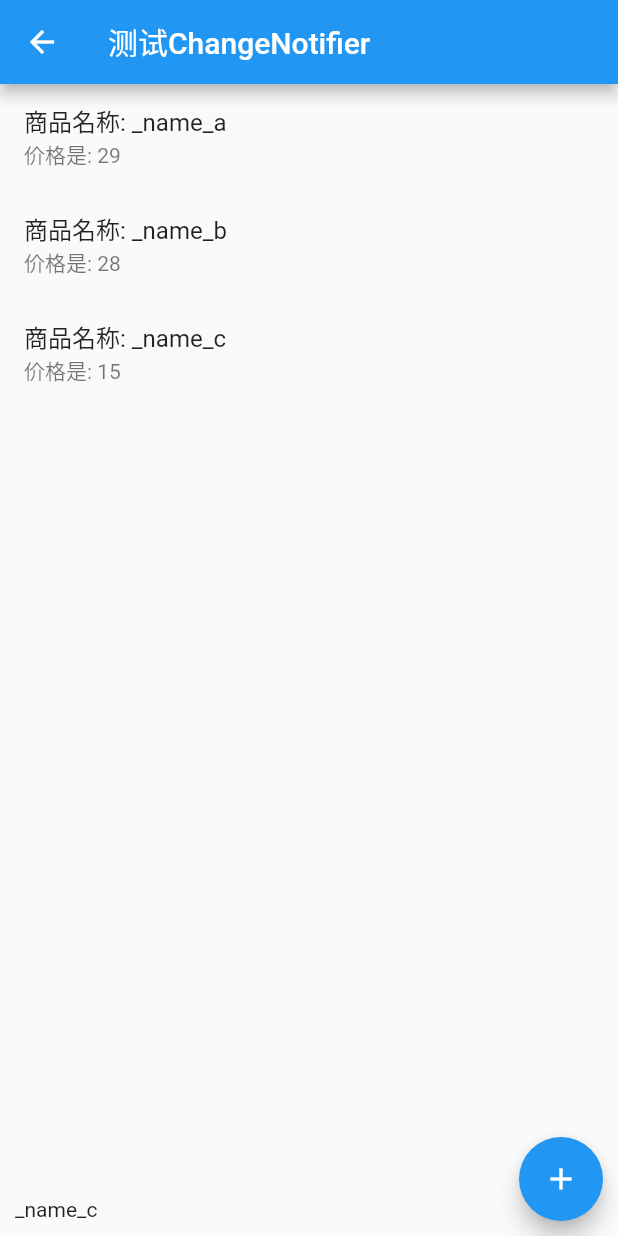
After one commit to beatcodes/flutter-widgets, a Flutter app: the ChangeNotifierScreen screen opened by its route, on a phone screen of 412 x 824 dp. The commit adds this screen. Run offline on Flutter 3.47's test engine with Material 2 defaults, Android fonts, the phone set to English and light mode, and no system bars; our stand-ins replace auto_route.

Commit message:
[Feature]添加provider package, 以支持组件间共享数据,学习了ChangeNotifier, Consumer, MultiProvider 的使用。

```diff
--- /dev/null
+++ b/flutter-widgets-usage/lib/commons/tools/log.dart
@@ -0,0 +1,7 @@
+import 'dart:developer';
+
+class Log {
+  static void i (String msg, [String tag = '##KING']) {
+    log(msg, name: tag);
+  }
+}
--- /dev/null
+++ b/flutter-widgets-usage/lib/datamodel/cart_model.dart
@@ -0,0 +1,33 @@
+import 'package:flutter/foundation.dart';
+
+class CartModel extends ChangeNotifier {
+  List<CartItem> _cartList;
+  CartModel.initCartList(this._cartList);
+
+  List<CartItem> get cartList => _cartList;
+
+  CartModel() : this._cartList = [];
+
+  void addCartItem(CartItem cartItem) {
+    this._cartList?.add(cartItem);
+    notifyListeners();
+  }
+
+  void removeCartItem(CartItem cartItem) {
+    this._cartList?.removeWhere((element) {
+      return element.name == cartItem.name;
+    });
+    notifyListeners();
+  }
+}
+
+class CartItem {
+  int _price;
+  String _name;
+
+  int get price => _price;
+  String get name => _name;
+
+  CartItem(this._price, this._name);
+
+}
--- /dev/null
+++ b/flutter-widgets-usage/lib/learning/change_notifier.dart
@@ -0,0 +1,102 @@
+import 'package:flutter/material.dart';
+import 'package:flutter_app/commons/tools/log.dart';
+import 'package:flutter_app/datamodel/cart_model.dart';
+import 'package:provider/provider.dart';
+
+import 'consumer_widget.dart';
+
+class ChangeNotifierScreen extends StatefulWidget {
+  ChangeNotifierScreen({Key key}) : super(key: key);
+
+  @override
+  _ChangeNotifierScreenState createState() {
+    Log.i('createState');
+    return _ChangeNotifierScreenState();
+  }
+}
+
+class _ChangeNotifierScreenState extends State<ChangeNotifierScreen> {
+
+  List<CartItem> _cartList;
+  CartModel _cartModel;
+
+  List<CartItem> loadCartListFromModel () {
+    return _cartModel?.cartList;
+  }
+
+  List<Widget> getListItems() {
+    List<CartItem> cartList = this.loadCartListFromModel();
+    return cartList.map((item) {
+      return ListTile(
+        title: Text('商品名称: ${item.name}'),
+        subtitle: Text('价格是: ${item.price}'),
+      );
+    }).toList();
+  }
+
+  void addCartItem(CartItem item) {
+    setState(() {
+      _cartModel.addCartItem(item);
+    });
+  }
+
+  @override
+  void initState() {
+    Log.i('initState');
+    super.initState();
+    _cartList = <CartItem>[
+      CartItem(29, '_name_a'),
+      CartItem(28, '_name_b'),
+      CartItem(15, '_name_c'),
+    ];
+    _cartModel = CartModel.initCartList(_cartList);
+  }
+
+  @override
+  void dispose() {
+    Log.i('dispose');
+    super.dispose();
+  }
+
+  @override
+  Widget build(BuildContext context) {
+    Log.i('build');
+    return MultiProvider(
+      providers: [
+        ChangeNotifierProvider(
+          create: (context) {
+            return _cartModel;
+          }
+        )
+      ],
+      child: Scaffold(
+        appBar: AppBar(
+          title: Text('测试ChangeNotifier'),
+        ),
+        body: Stack(
+          children: <Widget>[
+            ListView(
+              children: getListItems(),
+            ),
+            Positioned(
+              bottom: 10,
+              left: 10,
+              child: ConsumerScreen(),
+            ),
+
+            Positioned(
+                bottom: 10,
+                right: 10,
+                child: FloatingActionButton(
+                  onPressed: () {
+                    this.addCartItem(CartItem(RangeValues(10, 80), '苹果'));
+                  },
+                  child: Icon(Icons.add),
+                )
+            )
+          ],
+        )
+      ),
+    );
+  }
+}
--- /dev/null
+++ b/flutter-widgets-usage/lib/learning/consumer_widget.dart
@@ -0,0 +1,14 @@
+import 'package:flutter/material.dart';
+import 'package:flutter_app/datamodel/cart_model.dart';
+import 'package:provider/provider.dart';
+
+class ConsumerScreen extends StatelessWidget {
+  ConsumerScreen({Key key}) : super(key: key);
+
+  @override
+  Widget build(BuildContext context) {
+    return Consumer(builder: (BuildContext context, CartModel cartModel, Widget child) {
+      return Text('${cartModel.cartList[cartModel.cartList.length - 1].name}');
+    });
+  }
+}
--- a/flutter-widgets-usage/lib/main.dart
+++ b/flutter-widgets-usage/lib/main.dart
@@ -3,6 +3,7 @@ import 'package:flutter/material.dart';
 import 'package:flutter_app/route/router.gr.dart';
 
 void main() {
+
   runApp(MyApp());
 }
 
--- a/flutter-widgets-usage/lib/modules/home/home_screen.dart
+++ b/flutter-widgets-usage/lib/modules/home/home_screen.dart
@@ -1,3 +1,6 @@
+
+import 'dart:developer';
+
 import 'package:auto_route/auto_route.dart';
 import 'package:flutter/material.dart';
 import 'package:flutter_app/route/router.gr.dart';
@@ -27,15 +30,40 @@ class _HomeScreenState extends State<HomeScreen> {
   }
 
   List<Object> buildListItem () {
+    log('hello', name: "KING-TAG");
     return [
       {
-        "title": "底部导航",
+        "title": "设置页面",
         "nav": Routes.settingScreen
       },
       {
-        "title": "顶部导航",
-        "nav": Routes.settingScreen
-      }
+        "title": "ChangeNotifier测试",
+        "nav": Routes.changeNotifierScreen
+      },
+      {
+        "title": "Consumer测试",
+        "nav": Routes.consumerScreen
+      },
+      {
+        "title": "menu测试",
+        "nav": Routes.menuScreen
+      },
+      {
+        "title": "底部导航测试",
+        "nav": Routes.bottomNavBarScreen
+      },
+      {
+        "title": "顶部导航测试",
+        "nav": Routes.tabBarScreen
+      },
+      {
+        "title": "Dialog测试",
+        "nav": Routes.dialogScreen
+      },
+      {
+        "title": "Form表单测试",
+        "nav": Routes.formScreen
+      },
     ];
   }
 
@@ -57,10 +85,10 @@ class _HomeScreenState extends State<HomeScreen> {
     return Scaffold(
       appBar: AppBar(title: Text('首页'),),
       body: ListView.builder(
-        itemCount: _widgetNavList?.length,
-        itemBuilder: (BuildContext context, int index) {
-          return getListTile(index);
-        })
+          itemCount: _widgetNavList?.length,
+          itemBuilder: (BuildContext context, int index) {
+            return getListTile(index);
+          }),
     );
   }
 }
--- a/flutter-widgets-usage/pubspec.yaml
+++ b/flutter-widgets-usage/pubspec.yaml
@@ -24,6 +24,7 @@ dependencies:
   flutter:
     sdk: flutter
   auto_route: ^0.6.7
+  provider: ^4.3.2+2
 
 
   # The following adds the Cupertino Icons font to your application.
```
Also changed, not shown: flutter-widgets-usage/lib/learning/bottom_navbar_widget.dart (added, +28 -0 lines), flutter-widgets-usage/lib/learning/dialog_widget.dart (added, +28 -0 lines), flutter-widgets-usage/lib/learning/form_widgets.dart (added, +30 -0 lines), flutter-widgets-usage/lib/learning/menu_widget.dart (added, +28 -0 lines), flutter-widgets-usage/lib/learning/tabbar_widget.dart (added, +28 -0 lines), flutter-widgets-usage/lib/route/router.dart (+14 -0 lines), flutter-widgets-usage/lib/route/router.gr.dart, flutter-widgets-usage/pubspec.lock.
